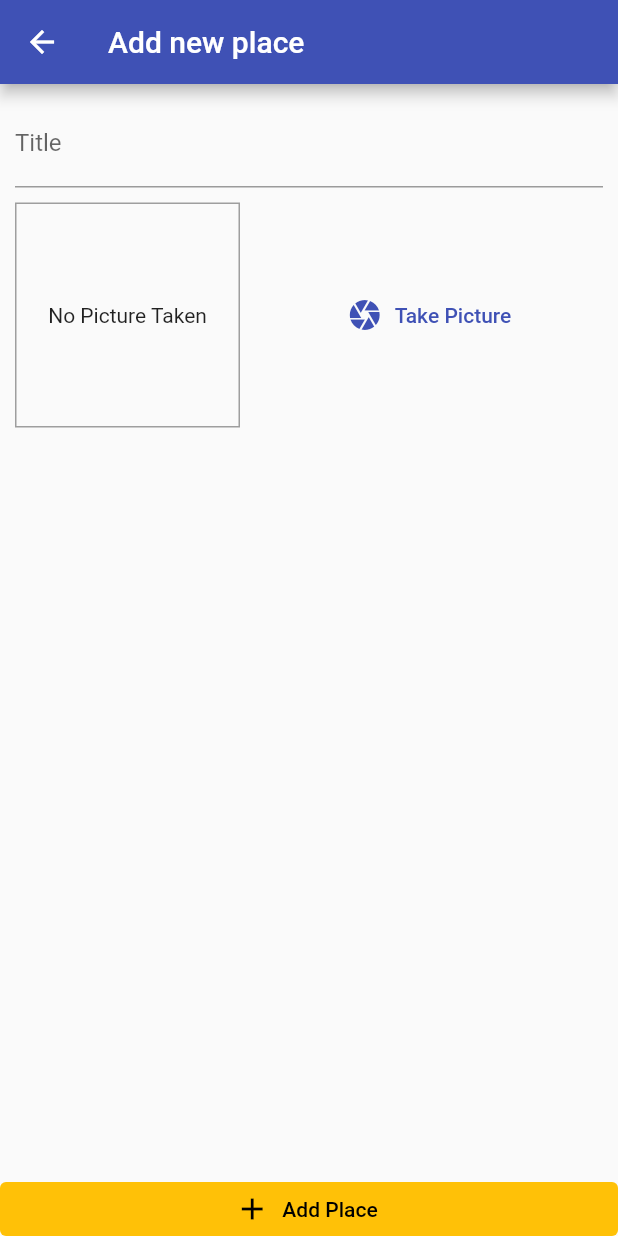
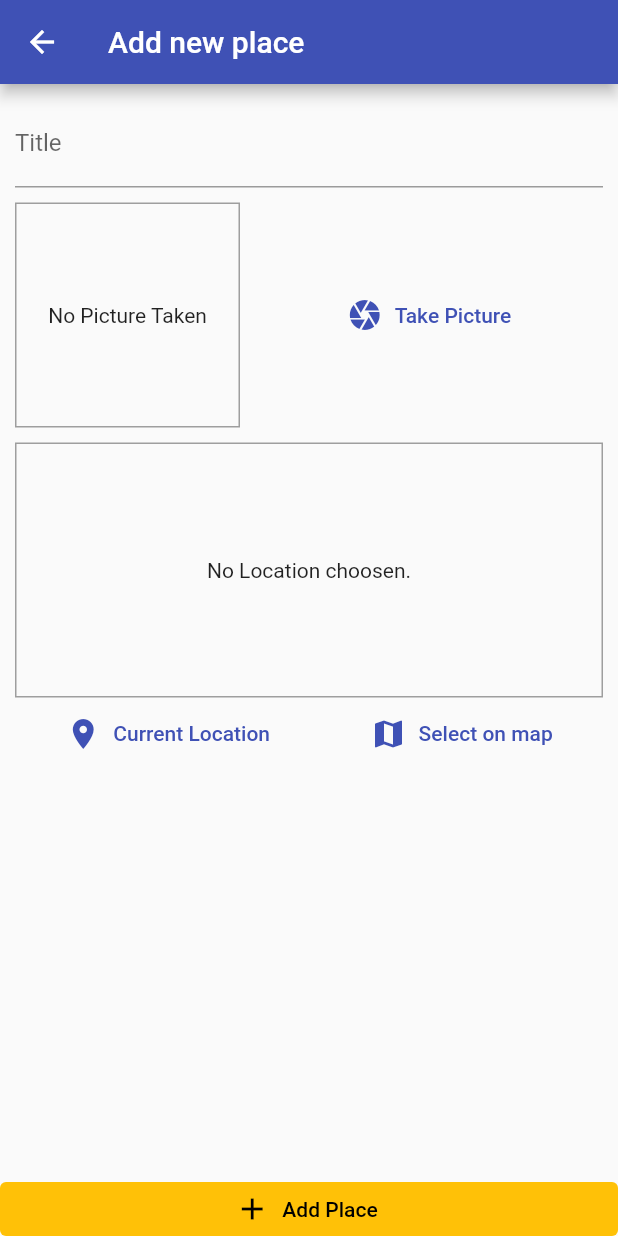
Before and after one commit to mohamedatef98/flutter_course_places_app, a Flutter app: the AddPlaceScreen screen opened by its route, on a phone screen of 412 x 824 dp. Run offline on Flutter 3.47's test engine with Material 2 defaults, Android fonts, the phone set to English and light mode, and no system bars; our stand-ins replace image_picker, location, sqflite; accounts and stored records are empty.

Commit message:
Get and Preview user location

```diff
--- a/lib/screens/add_place.dart
+++ b/lib/screens/add_place.dart
@@ -5,6 +5,7 @@
 import 'package:flutter/src/widgets/framework.dart';
 import 'package:project_5/provided_models/great_places.dart';
 import 'package:project_5/widgets/image_input.dart';
+import 'package:project_5/widgets/location_input.dart';
 import 'package:provider/provider.dart';
 
 class AddPlaceScreen extends StatefulWidget {
@@ -59,7 +60,11 @@
                     ImageInput(
                       image: _storedImage,
                       onImagePick: _handleImagePick
-                    )
+                    ),
+                    const SizedBox(
+                      height: 10,
+                    ),
+                    const LocationInput()
                   ],
                 ),
               )
--- /dev/null
+++ b/lib/utils/get_user_location_preview.dart
@@ -0,0 +1,26 @@
+import 'package:location/location.dart';
+
+Future<String> getUserLocationPreviewImageUrl() async {
+  const googleApiKey = "AIzaSyCXH537vUkFjncxVYhxZTcH87eahrsfgbg";
+  Location location = Location();
+
+  bool serviceEnabled = await location.serviceEnabled();
+  if (!serviceEnabled) {
+    serviceEnabled = await location.requestService();
+    assert(serviceEnabled == true);
+    if (!serviceEnabled) {
+    }
+  }
+
+  PermissionStatus permissionGranted = await location.hasPermission();
+  if (permissionGranted == PermissionStatus.denied) {
+    permissionGranted = await location.requestPermission();
+    assert(permissionGranted == PermissionStatus.granted);
+  }
+
+  final locationData = await location.getLocation();
+  final lat = locationData.latitude!.toStringAsFixed(5);
+  final long = locationData.longitude!.toStringAsFixed(5);
+
+  return "https://maps.googleapis.com/maps/api/staticmap?center=$lat,$long&zoom=16&size=600x300&maptype=roadmap&markers=color:red%7Clabel:S%7C$lat,$long&key=$googleApiKey";
+}
--- /dev/null
+++ b/lib/widgets/location_input.dart
@@ -0,0 +1,73 @@
+import 'package:flutter/material.dart';
+import 'package:flutter/src/widgets/container.dart';
+import 'package:flutter/src/widgets/framework.dart';
+import 'package:project_5/utils/get_user_location_preview.dart';
+
+class LocationInput extends StatefulWidget {
+  const LocationInput({super.key});
+
+  @override
+  State<LocationInput> createState() => _LocationInputState();
+}
+
+class _LocationInputState extends State<LocationInput> {
+  String? _previewImageUrl;
+
+  Widget _renderPreviewImage() {
+    if(_previewImageUrl == null) {
+      return const Text(
+        "No Location choosen.",
+        textAlign: TextAlign.center,
+      );
+    }
+    else {
+      return Image.network(
+        _previewImageUrl!,
+        fit: BoxFit.cover,
+      );
+    }
+  }
+
+  void _fetchUserLocation() async {
+    final previewUrl = await getUserLocationPreviewImageUrl();
+    setState(() {
+      _previewImageUrl = previewUrl;
+      print(previewUrl);
+    });
+  }
+
+  @override
+  Widget build(BuildContext context) {
+    return Column(
+      crossAxisAlignment: CrossAxisAlignment.stretch,
+      children: [
+        Container(
+          height: 170,
+          alignment: Alignment.center,
+          decoration: BoxDecoration(
+            border: Border.all(
+              color: Colors.grey,
+              width: 1
+            )
+          ),
+          child: _renderPreviewImage(),
+        ),
+        Row(
+          mainAxisAlignment: MainAxisAlignment.spaceAround,
+          children: [
+            TextButton.icon(
+              onPressed: _fetchUserLocation,
+              icon: const Icon(Icons.location_on),
+              label: const Text('Current Location')
+            ),
+            TextButton.icon(
+              onPressed: () {},
+              icon: const Icon(Icons.map),
+              label: const Text('Select on map')
+            ),
+          ],
+        )
+      ],
+    );
+  }
+}
--- a/pubspec.yaml
+++ b/pubspec.yaml
@@ -35,6 +35,7 @@
   image_picker: ^0.8.6
   path_provider: ^2.0.11
   sqflite: ^2.2.2
+  location: ^4.4.0
 
 
   # The following adds the Cupertino Icons font to your application.
```
Also changed, not shown: pubspec.lock, 1 other file.
